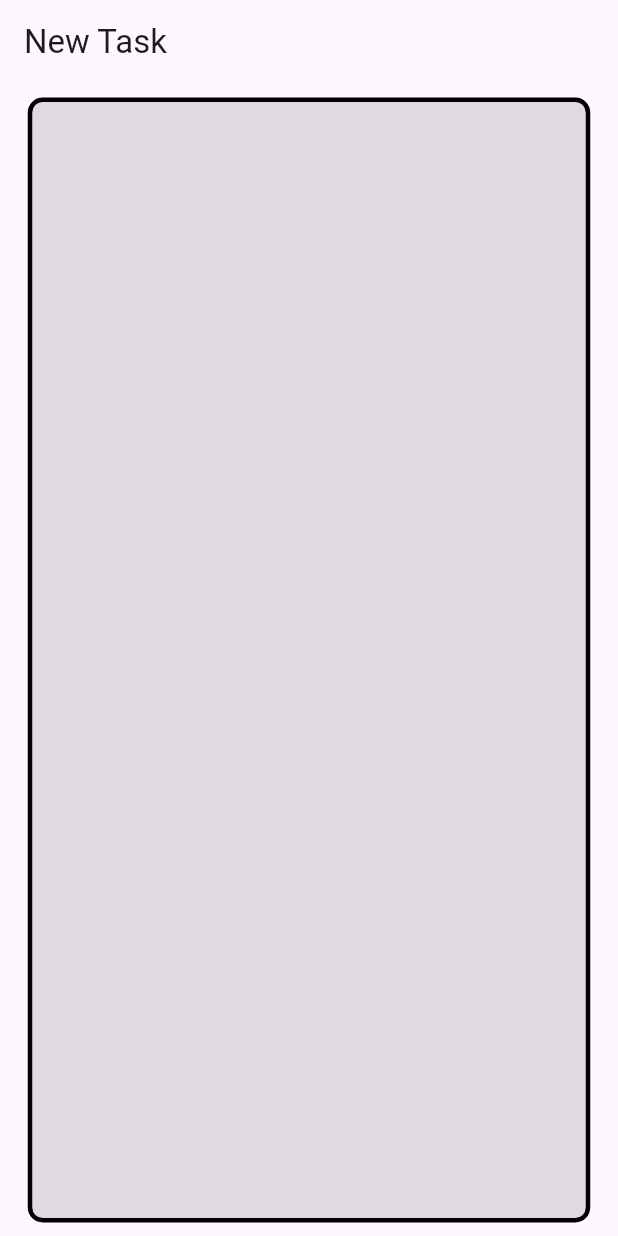
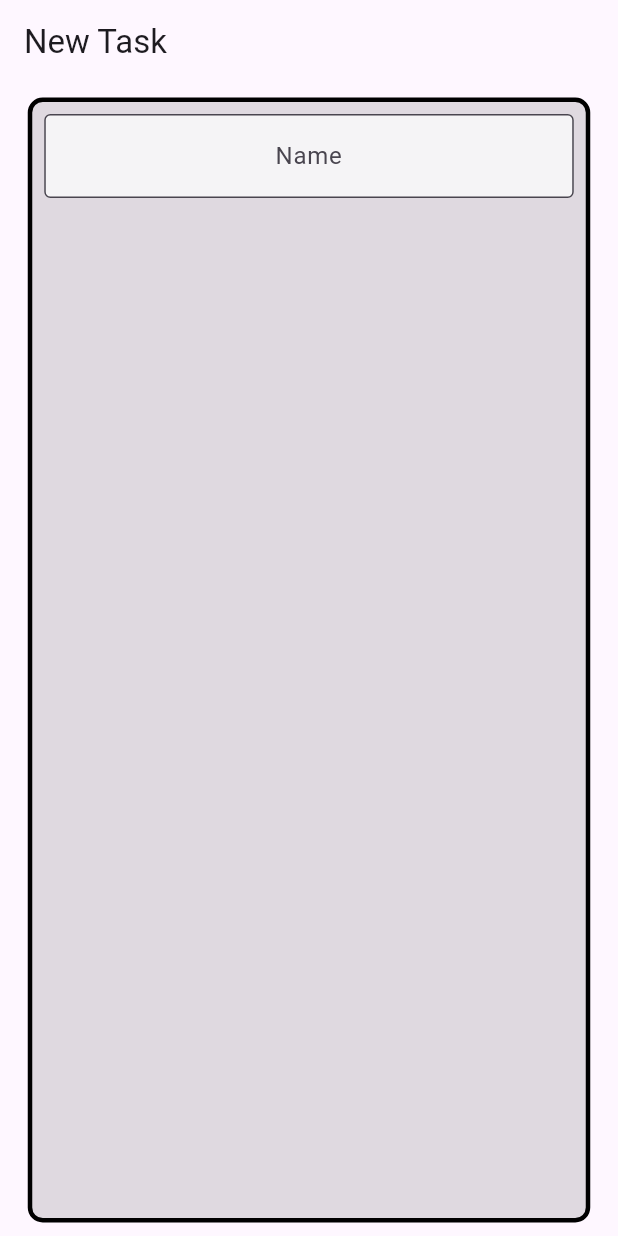
Before and after one commit to rhuancoder/rocket-todo-app, a Flutter app: the screen it shows after launch, on a phone screen of 412 x 824 dp. Run offline on Flutter 3.47's test engine with Material 3 defaults, Android fonts, the phone set to English and light mode, and no system bars.

Commit message:
feat: add text form field

```diff
--- a/lib/screens/form_screen.dart
+++ b/lib/screens/form_screen.dart
@@ -25,7 +25,20 @@ class _State extends State<FormScreen> {
                 width: 3,
               )),
           child: Column(
-            children: [],
+            children: [
+              Padding(
+                padding: const EdgeInsets.all(8.0),
+                child: TextFormField(
+                  textAlign: TextAlign.center,
+                  decoration: InputDecoration(
+                    border: OutlineInputBorder(),
+                    hintText: 'Name',
+                    fillColor: Colors.white70,
+                    filled: true,
+                  ),
+                ),
+              ),
+            ],
           ),
         ),
       ),
```
